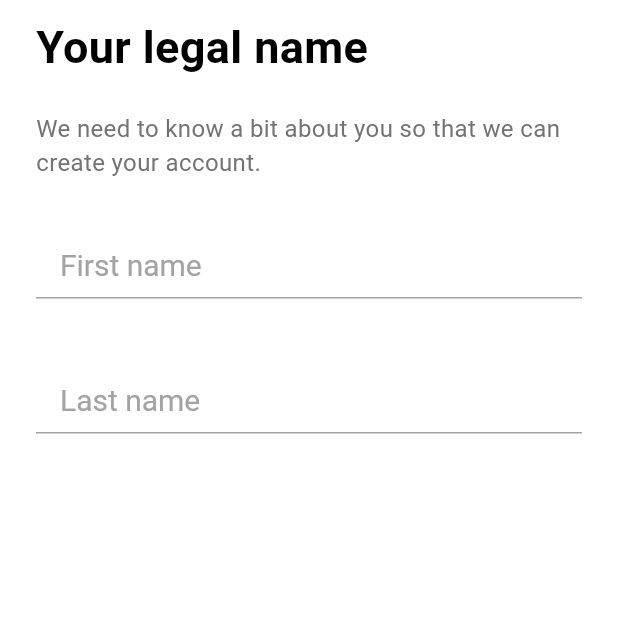
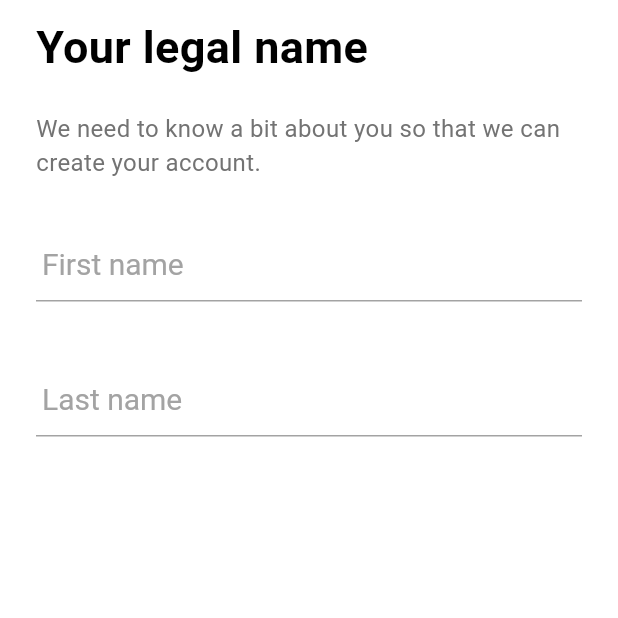
Before and after one commit to Emmanism/Finance_Digest, a Flutter app: the screen it shows after launch, on a phone screen of 412 x 824 dp, the top half of it. Run offline on Flutter 3.47's test engine with Material 3 defaults, Android fonts, the phone set to English and light mode, and no system bars; our stand-ins replace cached_network_image, connectivity_plus, flutter_screenutil, flutter_svg, get, google_fonts and 2 more; missing offline and left inert: external_app_launcher; accounts and stored records are empty.

Commit message:
i committed

```diff
--- a/lib/widget/input_field.dart
+++ b/lib/widget/input_field.dart
@@ -92,6 +92,7 @@ class InputFieldState extends State<InputField> {
           height: widget.height ?? 50.0,
           child: TextFormField(
               textInputAction: widget.textInputAction,
+
               controller: widget.controller,
               focusNode: focusNode,
               autofocus: false,
@@ -121,6 +122,7 @@ class InputFieldState extends State<InputField> {
                   fontSize: 20.0,
                   fontWeight: FontWeight.w400,
                 ),
+                contentPadding: const EdgeInsets.symmetric(horizontal:0.0, vertical: 10),
                 focusedBorder: UnderlineInputBorder(
                   borderSide: BorderSide(
                     color: ColorConstant
```
